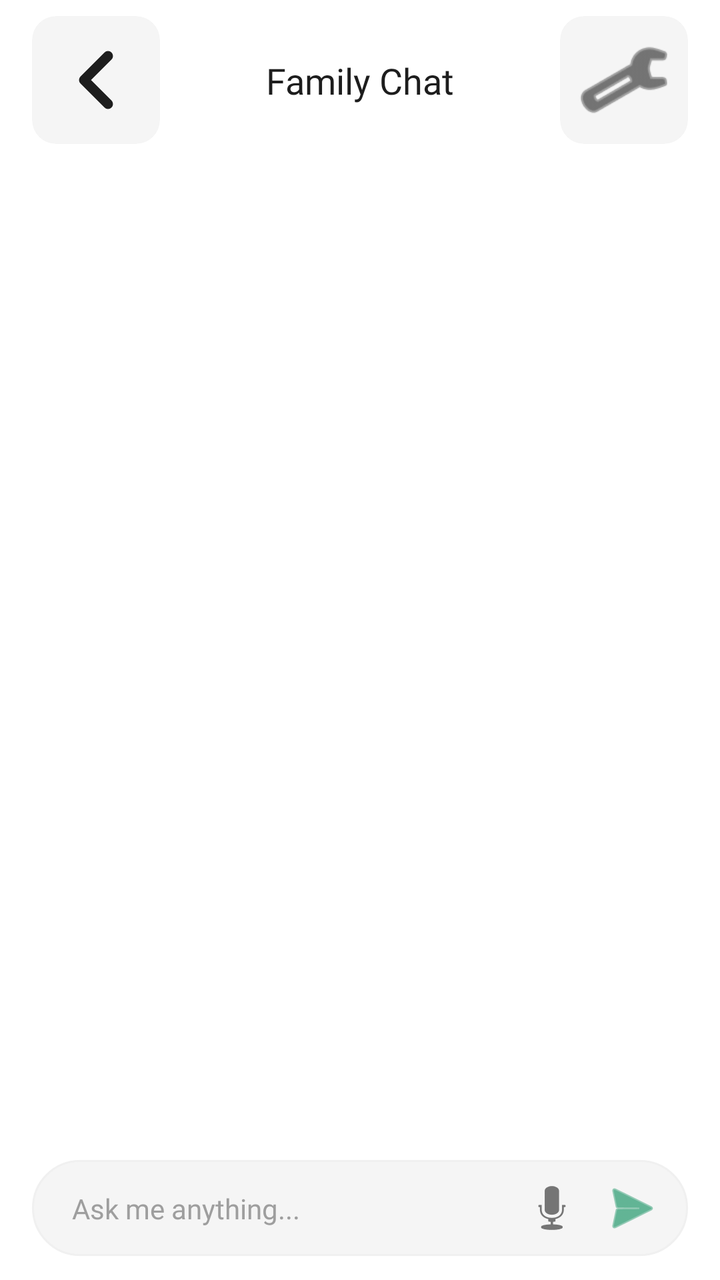
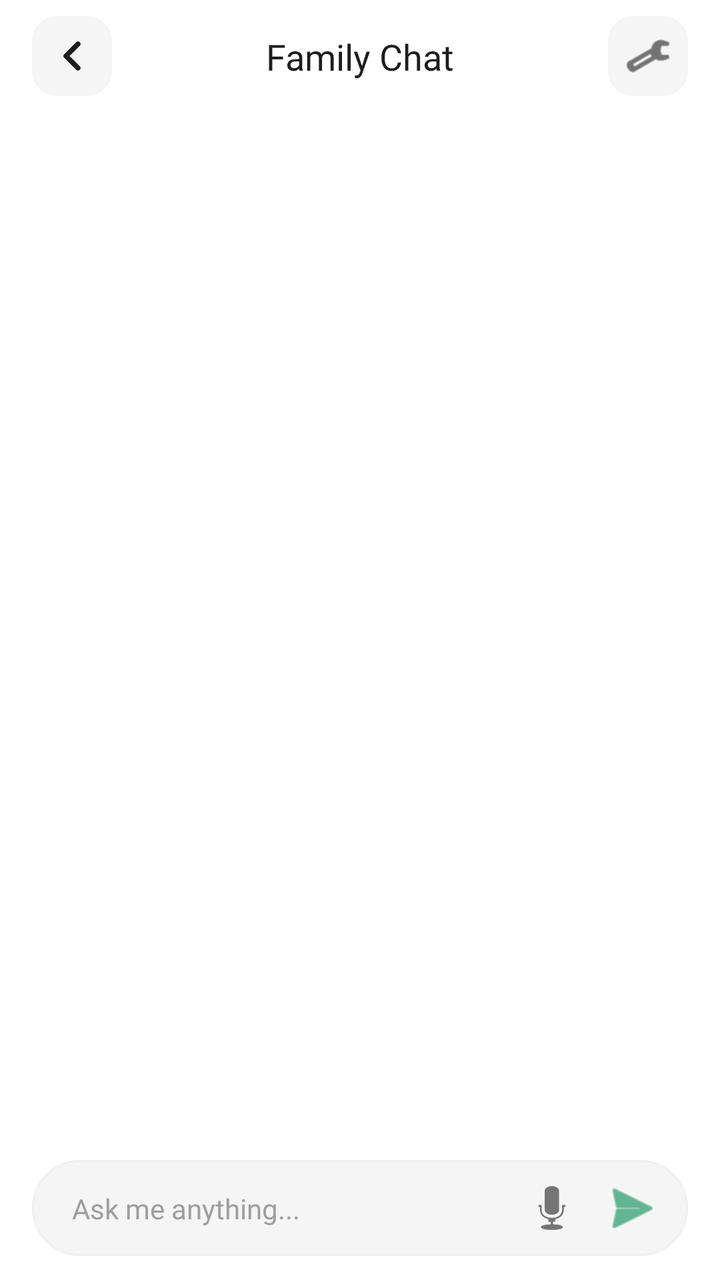

Compare the two renders of this Android layout. The source of the first and the diff that turns it into the second are given below.
<!-- AndroidManifest.xml: application theme Theme.Carti -->
<!-- res/layout/fragment_family_chat.xml -->
<?xml version="1.0" encoding="utf-8"?>
<androidx.constraintlayout.widget.ConstraintLayout xmlns:android="http://schemas.android.com/apk/res/android"
    xmlns:app="http://schemas.android.com/apk/res-auto"
    android:id="@+id/chatRoot"
    android:layout_width="match_parent"
    android:layout_height="match_parent"
    android:background="@color/white">

    <androidx.constraintlayout.widget.ConstraintLayout
        android:id="@+id/layoutHeader"
        android:layout_width="match_parent"
        android:layout_height="wrap_content"
        android:background="@color/white"
        android:paddingHorizontal="@dimen/spacing_medium"
        android:paddingTop="@dimen/spacing_small"
        android:paddingBottom="@dimen/spacing_small"
        app:layout_constraintTop_toTopOf="parent">

        <com.google.android.material.card.MaterialCardView
            android:id="@+id/back_button_container"
            android:layout_width="@dimen/avatar_size_medium"
            android:layout_height="@dimen/avatar_size_medium"
            android:clickable="true"
            android:focusable="true"
            android:foreground="?attr/selectableItemBackground"
            app:cardBackgroundColor="@color/surface_variant"
            app:cardCornerRadius="@dimen/radius_medium"
            app:cardElevation="0dp"
            app:strokeWidth="0dp"
            app:layout_constraintBottom_toBottomOf="parent"
            app:layout_constraintStart_toStartOf="parent"
            app:layout_constraintTop_toTopOf="parent">

            <ImageView
                android:id="@+id/btnBack"
                android:layout_width="match_parent"
                android:layout_height="match_parent"
                android:background="@android:color/transparent"
                android:contentDescription="@null"
                android:padding="8dp"
                android:scaleType="fitXY"
                android:src="@drawable/ic_back"
                app:tint="@color/text_primary" />

        </com.google.android.material.card.MaterialCardView>

        <TextView
            android:id="@+id/tvTitle"
            style="@style/CartiHeader"
            android:layout_width="0dp"
            android:layout_height="wrap_content"
            android:layout_marginStart="@dimen/spacing_medium"
            android:layout_marginEnd="@dimen/spacing_medium"
            android:text="@string/family_chat_title"
            android:textSize="@dimen/text_size_header"
            android:textAlignment="center"
            app:layout_constraintHorizontal_bias="0.45"
            app:layout_constraintBottom_toBottomOf="parent"
            app:layout_constraintEnd_toStartOf="@+id/layoutActions"
            app:layout_constraintStart_toEndOf="@+id/back_button_container"
            app:layout_constraintTop_toTopOf="parent" />

        <LinearLayout
            android:id="@+id/layoutActions"
            android:layout_width="wrap_content"
            android:layout_height="wrap_content"
            android:orientation="horizontal"
            app:layout_constraintBottom_toBottomOf="parent"
            app:layout_constraintEnd_toEndOf="parent"
            app:layout_constraintTop_toTopOf="parent">

            <com.google.android.material.card.MaterialCardView
                android:id="@+id/settings_button_container"
                android:layout_width="@dimen/avatar_size_medium"
                android:layout_height="@dimen/avatar_size_medium"
                android:clickable="true"
                android:focusable="true"
                android:foreground="?attr/selectableItemBackground"
                app:cardBackgroundColor="@color/surface_variant"
                app:cardCornerRadius="@dimen/radius_medium"
                app:cardElevation="0dp"
                app:strokeWidth="0dp">

                <ImageView
                    android:id="@+id/btnSettings"
                    android:layout_width="match_parent"
                    android:layout_height="match_parent"
                    android:background="@android:color/transparent"
                    android:contentDescription="@null"
                    android:padding="8dp"
                    android:src="@android:drawable/ic_menu_manage"
                    app:tint="@color/text_primary" />

            </com.google.android.material.card.MaterialCardView>
        </LinearLayout>

    </androidx.constraintlayout.widget.ConstraintLayout>

    <com.google.android.material.progressindicator.LinearProgressIndicator
        android:id="@+id/pbLoadingMore"
        android:layout_width="match_parent"
        android:layout_height="wrap_content"
        android:indeterminate="true"
        android:visibility="gone"
        app:trackThickness="1.5dp"
        app:indicatorColor="@array/chat_progress_colors"
        app:trackColor="@color/chat_progress_track"
        app:indeterminateAnimationType="contiguous"
        app:layout_constraintTop_toBottomOf="@id/layoutHeader" />

    <androidx.recyclerview.widget.RecyclerView
        android:id="@+id/rvChat"
        android:layout_width="match_parent"
        android:layout_height="0dp"
        android:clipToPadding="false"
        android:paddingVertical="8dp"
        app:layoutManager="androidx.recyclerview.widget.LinearLayoutManager"
        app:layout_constraintBottom_toTopOf="@id/layoutInputContainer"
        app:layout_constraintTop_toBottomOf="@id/layoutHeader" />

    <androidx.constraintlayout.widget.ConstraintLayout
        android:id="@+id/layoutInputContainer"
        android:layout_width="match_parent"
        android:layout_height="wrap_content"
        android:background="@color/white"
        android:paddingHorizontal="@dimen/spacing_medium"
        android:paddingVertical="@dimen/radius_medium"
        app:layout_constraintBottom_toBottomOf="parent">

        <include
            android:id="@+id/layoutInput"
            layout="@layout/layout_chat_input"
            android:layout_width="match_parent"
            android:layout_height="wrap_content" />

    </androidx.constraintlayout.widget.ConstraintLayout>
</androidx.constraintlayout.widget.ConstraintLayout>
<!-- res/layout/layout_chat_input.xml (included above) -->
<?xml version="1.0" encoding="utf-8"?>
<androidx.constraintlayout.widget.ConstraintLayout xmlns:android="http://schemas.android.com/apk/res/android"
    xmlns:app="http://schemas.android.com/apk/res-auto"
    android:layout_width="match_parent"
    android:layout_height="wrap_content"
    android:background="@drawable/bg_chat_input"
    android:addStatesFromChildren="true"
    android:paddingHorizontal="4dp">

    <EditText
        android:id="@+id/etInput"
        android:layout_width="0dp"
        android:layout_height="wrap_content"
        android:background="@android:color/transparent"
        android:fontFamily="@font/plus_jakarta_sans_medium"
        android:hint="@string/hint_ask_me"
        android:inputType="text"
        android:imeOptions="actionSend"
        android:paddingHorizontal="16dp"
        android:paddingVertical="12dp"
        android:textColor="@color/text_primary"
        android:textColorHint="@color/text_tertiary"
        android:textSize="14sp"
        app:layout_constraintBottom_toBottomOf="parent"
        app:layout_constraintEnd_toStartOf="@id/btnVoice"
        app:layout_constraintStart_toStartOf="parent"
        app:layout_constraintTop_toTopOf="parent" />

    <ImageButton
        android:id="@+id/btnVoice"
        android:layout_width="40dp"
        android:layout_height="48dp"
        android:background="?attr/selectableItemBackground"
        android:contentDescription="@null"
        android:scaleType="centerInside"
        android:src="@android:drawable/ic_btn_speak_now"
        app:layout_constraintBottom_toBottomOf="parent"
        app:layout_constraintEnd_toStartOf="@id/btnSend"
        app:layout_constraintTop_toTopOf="parent"
        app:tint="@color/text_secondary" />

    <ImageButton
        android:id="@+id/btnSend"
        android:layout_width="40dp"
        android:layout_height="48dp"
        android:layout_marginEnd="4dp"
        android:background="?attr/selectableItemBackground"
        android:contentDescription="@null"
        android:scaleType="centerInside"
        android:src="@android:drawable/ic_menu_send"
        app:layout_constraintBottom_toBottomOf="parent"
        app:layout_constraintEnd_toEndOf="parent"
        app:layout_constraintTop_toTopOf="parent"
        app:tint="@color/carti_primary_green" />

</androidx.constraintlayout.widget.ConstraintLayout>
<!-- resources referenced by this layout -->
<resources>
  <integer-array name="chat_progress_colors">
          <item>@color/chat_progress_primary</item>
          <item>@color/chat_progress_secondary</item>
          <item>@color/chat_progress_tertiary</item>
      </integer-array>
  <color name="carti_primary_green">#008955</color>
  <color name="chat_progress_track">#F5E0E0</color>
  <color name="surface_variant">#F5F5F5</color>
  <color name="text_primary">#1D1D1D</color>
  <color name="text_secondary">#757575</color>
  <color name="text_tertiary">#9E9E9E</color>
  <color name="white">#FFFFFFFF</color>
  <dimen name="avatar_size_medium">64dp</dimen>
  <dimen name="radius_medium">12dp</dimen>
  <dimen name="spacing_medium">16dp</dimen>
  <dimen name="spacing_small">8dp</dimen>
  <dimen name="text_size_header">18sp</dimen>
  <!-- drawable bg_chat_input (drawable) -->
  <?xml version="1.0" encoding="utf-8"?>
  <selector xmlns:android="http://schemas.android.com/apk/res/android">
      <item android:state_focused="true">
          <shape>
              <solid android:color="@color/white" />
              <stroke android:width="2dp" android:color="@color/carti_primary_green" />
              <corners android:radius="24dp" />
          </shape>
      </item>
      <item>
          <shape>
              <solid android:color="@color/surface_variant" />
              <stroke android:width="1dp" android:color="@color/card_border" />
              <corners android:radius="24dp" />
          </shape>
      </item>
  </selector>
  <!-- drawable ic_back (drawable) -->
  <vector xmlns:android="http://schemas.android.com/apk/res/android"
      android:width="32dp"
      android:height="32dp"
      android:autoMirrored="true"
      android:tint="@color/text_primary"
      android:viewportWidth="24"
      android:viewportHeight="24">
  
      <path
          android:fillColor="#00000000"
          android:pathData="M15,18l-6,-6l6,-6"
          android:strokeWidth="2.5"
          android:strokeColor="@color/white"
          android:strokeLineCap="round"
          android:strokeLineJoin="round" />
  </vector>
  <string name="family_chat_title">Family Chat</string>
  <string name="hint_ask_me">Ask me anything...</string>
  <style name="CartiHeader">
          <item name="android:fontFamily">@font/plus_jakarta_sans_bold</item>
          <item name="android:textColor">@color/text_primary</item>
          <item name="android:textSize">@dimen/text_size_header</item>
      </style>
  <style name="Theme.Carti" parent="Base.Theme.Carti" />
  <color name="chat_progress_primary">#8D4B4B</color>
  <color name="chat_progress_secondary">#AF5F5F</color>
  <color name="chat_progress_tertiary">#6D3A3A</color>
  <color name="card_border">#F0F0F0</color>
  <style name="Base.Theme.Carti" parent="Theme.Material3.DayNight.NoActionBar">
          <item name="colorPrimary">@color/carti_primary_green</item>
          <item name="android:windowBackground">@color/white</item>
          <item name="android:statusBarColor">@color/white</item>
          <item name="android:windowLightStatusBar" tools:targetApi="m">true</item>
          <item name="android:navigationBarColor">@color/white</item>
      </style>
</resources>

<!-- the commit's change to res/layout/fragment_family_chat.xml (unified diff, before → after) -->
@@ -18,8 +18,8 @@
 
         <com.google.android.material.card.MaterialCardView
             android:id="@+id/back_button_container"
-            android:layout_width="@dimen/avatar_size_medium"
-            android:layout_height="@dimen/avatar_size_medium"
+            android:layout_width="@dimen/back_button_size"
+            android:layout_height="@dimen/back_button_size"
             android:clickable="true"
             android:focusable="true"
             android:foreground="?attr/selectableItemBackground"
@@ -71,8 +71,8 @@
 
             <com.google.android.material.card.MaterialCardView
                 android:id="@+id/settings_button_container"
-                android:layout_width="@dimen/avatar_size_medium"
-                android:layout_height="@dimen/avatar_size_medium"
+                android:layout_width="@dimen/back_button_size"
+                android:layout_height="@dimen/back_button_size"
                 android:clickable="true"
                 android:focusable="true"
                 android:foreground="?attr/selectableItemBackground"
<!-- resource entries referenced after the edit -->
@@ -12,7 +12,7 @@
   <color name="text_secondary">#757575</color>
   <color name="text_tertiary">#9E9E9E</color>
   <color name="white">#FFFFFFFF</color>
-  <dimen name="avatar_size_medium">64dp</dimen>
+  <dimen name="back_button_size">40dp</dimen>
   <dimen name="radius_medium">12dp</dimen>
   <dimen name="spacing_medium">16dp</dimen>
   <dimen name="spacing_small">8dp</dimen>
